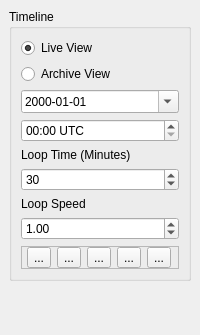
Old version of the form scwx-qt/source/scwx/qt/ui/animation_dock_widget.ui in the repository dpaulat/supercell-wx.
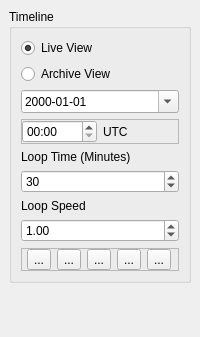
New version of the form. Icons and pictures are not drawn.

Commit message: Allow manual entry of timeline time

What changed in the file:
```diff
--- a/scwx-qt/source/scwx/qt/ui/animation_dock_widget.ui
+++ b/scwx-qt/source/scwx/qt/ui/animation_dock_widget.ui
@@ -7,7 +7,7 @@
     <x>0</x>
     <y>0</y>
     <width>200</width>
-    <height>335</height>
+    <height>337</height>
    </rect>
   </property>
   <property name="windowTitle">
@@ -59,10 +59,41 @@
         </widget>
        </item>
        <item>
-        <widget class="QTimeEdit" name="timeEdit">
-         <property name="displayFormat">
-          <string>HH:mm t</string>
+        <widget class="QFrame" name="frame">
+         <property name="frameShape">
+          <enum>QFrame::StyledPanel</enum>
          </property>
+         <property name="frameShadow">
+          <enum>QFrame::Raised</enum>
+         </property>
+         <layout class="QHBoxLayout" name="horizontalLayout">
+          <property name="leftMargin">
+           <number>0</number>
+          </property>
+          <property name="topMargin">
+           <number>0</number>
+          </property>
+          <property name="rightMargin">
+           <number>0</number>
+          </property>
+          <property name="bottomMargin">
+           <number>0</number>
+          </property>
+          <item>
+           <widget class="QTimeEdit" name="timeEdit">
+            <property name="displayFormat">
+             <string>HH:mm</string>
+            </property>
+           </widget>
+          </item>
+          <item>
+           <widget class="QLabel" name="label">
+            <property name="text">
+             <string>UTC</string>
+            </property>
+           </widget>
+          </item>
+         </layout>
         </widget>
        </item>
        <item>
```
